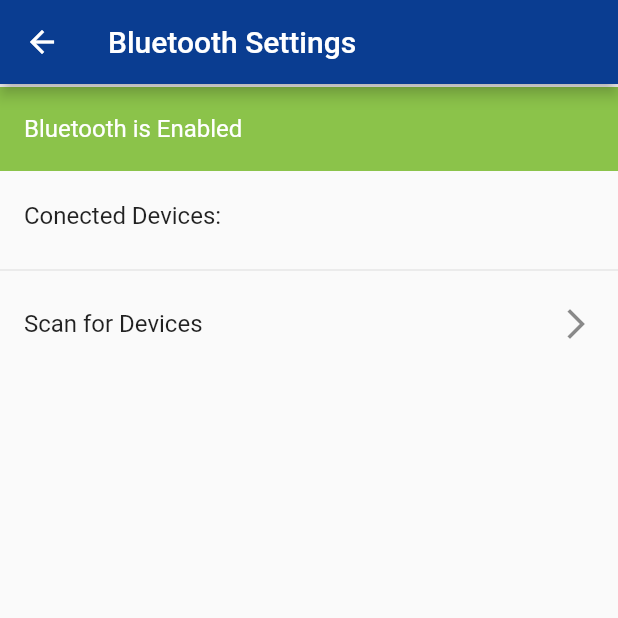
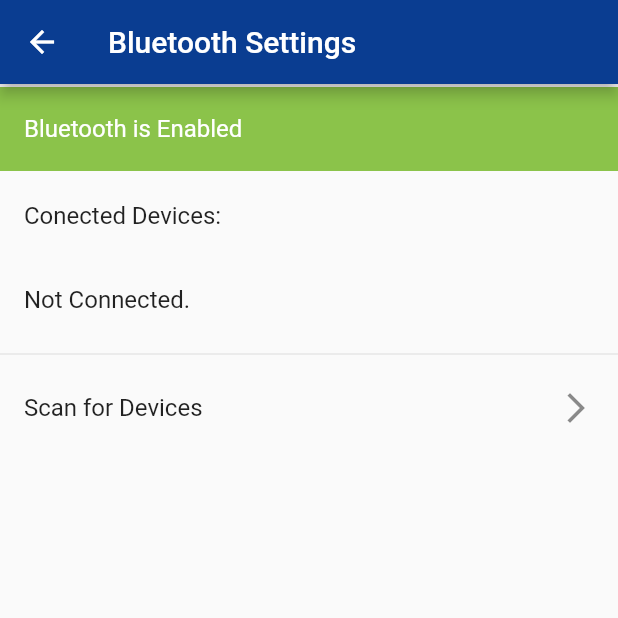
Before and after one commit to umr-ds/bluera, a Flutter app: the BluetoothSettingsScreen screen opened directly, on a phone screen of 412 x 824 dp, the top half of it. Run offline on Flutter 3.47's test engine with Material 2 defaults, Android fonts, the phone set to English and light mode, and no system bars; our stand-ins replace convert, flutter_blue.

Commit message:
Conntected devices view now shows hint when no device is present and a spinner when loading data

```diff
--- a/lib/screens/BluetoothSettings.dart
+++ b/lib/screens/BluetoothSettings.dart
@@ -31,6 +31,49 @@ class BluetoothSettingsScreenState extends State<BluetoothSettingsScreen> {
 }
 
 class BluetoothOnScreen extends StatelessWidget {
+
+  List<Widget> _defaultHint() {
+    return [ListTile(title: Text("Not Connected."))];
+  }
+
+  List<Widget> _connectedDevices(AsyncSnapshot<List<BluetoothDevice>> snapshot) {
+    return snapshot.data.map(
+      (d) => ListTile(
+        title: StreamBuilder<BluetoothDeviceState>(
+          stream: d.state,
+          initialData: BluetoothDeviceState.disconnected,
+          builder: (c, snapshot) {
+            return Text(d.name);
+            },
+          ),
+          trailing: FlatButton(
+            child: Text('Disconnect'),
+            onPressed: () async {
+              await d.disconnect();
+              rf95 = null;
+            },
+          ),
+        )
+      )
+    .toList();
+  }
+
+  List<Widget> _loadDevices(AsyncSnapshot<List<BluetoothDevice>> snapshot) {
+    return snapshot.data.isEmpty
+      ? [
+          ListTile(
+            title: Text("Loading devices..."),
+            trailing: CircularProgressIndicator()
+          )
+        ]
+      : _connectedDevices(snapshot);
+  }
+
+  Widget _connectedDevicesTiles(AsyncSnapshot<List<BluetoothDevice>> snapshot) {
+    return Column(
+      children: rf95 == null ? _defaultHint() : _loadDevices(snapshot)
+    );
+  }
   @override
   Widget build(BuildContext context) {
     return new Container(
@@ -53,26 +96,7 @@ class BluetoothOnScreen extends StatelessWidget {
               stream: Stream.periodic(Duration(seconds: 2))
                   .asyncMap((_) => FlutterBlue.instance.connectedDevices),
               initialData: [],
-              builder: (c, snapshot) => Column(
-                children: snapshot.data
-                    .map((d) => ListTile(
-                          title: StreamBuilder<BluetoothDeviceState>(
-                            stream: d.state,
-                            initialData: BluetoothDeviceState.disconnected,
-                            builder: (c, snapshot) {
-                              return Text(d.name);
-                            },
-                          ),
-                          trailing: FlatButton(
-                            child: Text('Disconnect'),
-                            onPressed: () async {
-                              await d.disconnect();
-                              rf95 = null;
-                            },
-                          ),
-                        ))
-                    .toList(),
-              ),
+              builder: (c, snapshot) => _connectedDevicesTiles(snapshot)
             ),
             Divider(),
             ListTile(
```
